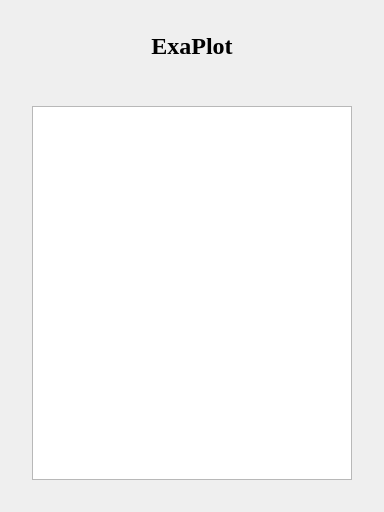
bytemarx/exaplot, file app/ui/about.ui: the form before one commit.
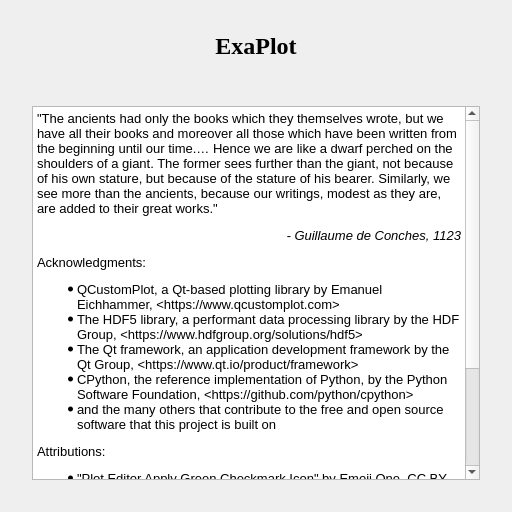
The form after the commit. Icons and pictures are not drawn.

Commit message:
app: Updated About dialog
Added acknowledgments and replaced plain text widget with text browser
for enhanced formatting.

```diff
--- a/app/ui/about.ui
+++ b/app/ui/about.ui
@@ -6,7 +6,7 @@
    <rect>
     <x>0</x>
     <y>0</y>
-    <width>384</width>
+    <width>512</width>
     <height>512</height>
    </rect>
   </property>
@@ -61,20 +61,24 @@
     </widget>
    </item>
    <item>
-    <widget class="QPlainTextEdit" name="plainTextEdit_attributions">
-     <property name="font">
-      <font>
-       <pointsize>9</pointsize>
-      </font>
-     </property>
-     <property name="readOnly">
-      <bool>true</bool>
-     </property>
-     <property name="plainText">
-      <string/>
-     </property>
-     <property name="textInteractionFlags">
-      <set>Qt::TextBrowserInteraction</set>
+    <widget class="QTextBrowser" name="textBrowser">
+     <property name="html">
+      <string>&lt;!DOCTYPE HTML PUBLIC &quot;-//W3C//DTD HTML 4.0//EN&quot; &quot;http://www.w3.org/TR/REC-html40/strict.dtd&quot;&gt;
+&lt;html&gt;&lt;head&gt;&lt;meta name=&quot;qrichtext&quot; content=&quot;1&quot; /&gt;&lt;meta charset=&quot;utf-8&quot; /&gt;&lt;style type=&quot;text/css&quot;&gt;
+p, li { white-space: pre-wrap; }
+&lt;/style&gt;&lt;/head&gt;&lt;body style=&quot; font-family:'Ubuntu'; font-size:11pt; font-weight:400; font-style:normal;&quot;&gt;
+&lt;p style=&quot; margin-top:12px; margin-bottom:12px; margin-left:0px; margin-right:0px; -qt-block-indent:0; text-indent:0px;&quot;&gt;&lt;span style=&quot; font-family:'Times New Roman'; font-size:10pt;&quot;&gt;&amp;quot;The ancients had only the books which they themselves wrote, but we have all their books and moreover all those which have been written from the beginning until our time.… Hence we are like a dwarf perched on the shoulders of a giant. The former sees further than the giant, not because of his own stature, but because of the stature of his bearer. Similarly, we see more than the ancients, because our writings, modest as they are, are added to their great works.&amp;quot;&lt;/span&gt;&lt;/p&gt;
+&lt;p align=&quot;right&quot; style=&quot; margin-top:12px; margin-bottom:12px; margin-left:0px; margin-right:0px; -qt-block-indent:0; text-indent:0px;&quot;&gt;&lt;span style=&quot; font-family:'Times New Roman'; font-size:10pt; font-style:italic;&quot;&gt;- Guillaume de Conches, 1123&lt;/span&gt;&lt;/p&gt;
+&lt;p style=&quot; margin-top:12px; margin-bottom:12px; margin-left:0px; margin-right:0px; -qt-block-indent:0; text-indent:0px;&quot;&gt;&lt;span style=&quot; font-family:'Times New Roman'; font-size:10pt;&quot;&gt;Acknowledgments:&lt;/span&gt;&lt;/p&gt;
+&lt;ul style=&quot;margin-top: 0px; margin-bottom: 0px; margin-left: 0px; margin-right: 0px; -qt-list-indent: 1;&quot;&gt;&lt;li style=&quot; font-family:'Times New Roman'; font-size:10pt;&quot; style=&quot; margin-top:12px; margin-bottom:0px; margin-left:0px; margin-right:0px; -qt-block-indent:0; text-indent:0px;&quot;&gt;QCustomPlot, a Qt-based plotting library by Emanuel Eichhammer, &amp;lt;https://www.qcustomplot.com&amp;gt;&lt;/li&gt;
+&lt;li style=&quot; font-family:'Times New Roman'; font-size:10pt;&quot; style=&quot; margin-top:0px; margin-bottom:0px; margin-left:0px; margin-right:0px; -qt-block-indent:0; text-indent:0px;&quot;&gt;The HDF5 library, a performant data processing library by the HDF Group, &amp;lt;https://www.hdfgroup.org/solutions/hdf5&amp;gt;&lt;/li&gt;
+&lt;li style=&quot; font-family:'Times New Roman'; font-size:10pt;&quot; style=&quot; margin-top:0px; margin-bottom:0px; margin-left:0px; margin-right:0px; -qt-block-indent:0; text-indent:0px;&quot;&gt;The Qt framework, an application development framework by the Qt Group, &amp;lt;https://www.qt.io/product/framework&amp;gt;&lt;/li&gt;
+&lt;li style=&quot; font-family:'Times New Roman'; font-size:10pt;&quot; style=&quot; margin-top:0px; margin-bottom:0px; margin-left:0px; margin-right:0px; -qt-block-indent:0; text-indent:0px;&quot;&gt;CPython, the reference implementation of Python, by the Python Software Foundation, &amp;lt;https://github.com/python/cpython&amp;gt;&lt;/li&gt;
+&lt;li style=&quot; font-family:'Times New Roman'; font-size:10pt;&quot; style=&quot; margin-top:0px; margin-bottom:12px; margin-left:0px; margin-right:0px; -qt-block-indent:0; text-indent:0px;&quot;&gt;and the many others that contribute to the free and open source software that this project is built on&lt;/li&gt;&lt;/ul&gt;
+&lt;p style=&quot; margin-top:12px; margin-bottom:12px; margin-left:0px; margin-right:0px; -qt-block-indent:0; text-indent:0px;&quot;&gt;&lt;span style=&quot; font-family:'Times New Roman'; font-size:10pt;&quot;&gt;Attributions:&lt;/span&gt;&lt;/p&gt;
+&lt;ul style=&quot;margin-top: 0px; margin-bottom: 0px; margin-left: 0px; margin-right: 0px; -qt-list-indent: 1;&quot;&gt;&lt;li style=&quot; font-family:'Times New Roman'; font-size:10pt;&quot; style=&quot; margin-top:12px; margin-bottom:0px; margin-left:0px; margin-right:0px; -qt-block-indent:0; text-indent:0px;&quot;&gt;&amp;quot;Plot Editor Apply Green Checkmark Icon&amp;quot; by Emoji One, CC BY-SA 4.0 &amp;lt;https://creativecommons.org/licenses/by-sa/4.0&amp;gt;, via Wikimedia Commons&lt;/li&gt;
+&lt;li style=&quot; font-family:'Times New Roman'; font-size:10pt;&quot; style=&quot; margin-top:0px; margin-bottom:0px; margin-left:0px; margin-right:0px; -qt-block-indent:0; text-indent:0px;&quot;&gt;&amp;quot;Plot Editor Apply Red Exclamation Mark Icon&amp;quot; based on &amp;quot;Green Checkmark Icon&amp;quot; by Emoji One, modified by bytemarx/exaplot, CC BY-SA 4.0 &amp;lt;https://creativecommons.org/licenses/by-sa/4.0&amp;gt;, via Wikimedia Commons&lt;/li&gt;
+&lt;li style=&quot; font-family:'Times New Roman'; font-size:10pt;&quot; style=&quot; margin-top:0px; margin-bottom:12px; margin-left:0px; margin-right:0px; -qt-block-indent:0; text-indent:0px;&quot;&gt;Quote by Guillaume de Conches, 1123, from Jeauneau, Édouard (2009). &lt;span style=&quot; font-style:italic;&quot;&gt;Rethinking the School of Chartres&lt;/span&gt;. Univ. of Toronto Press. p. 50.&lt;/li&gt;&lt;/ul&gt;&lt;/body&gt;&lt;/html&gt;</string>
      </property>
     </widget>
    </item>
```
The commit also changes 3 other files.
